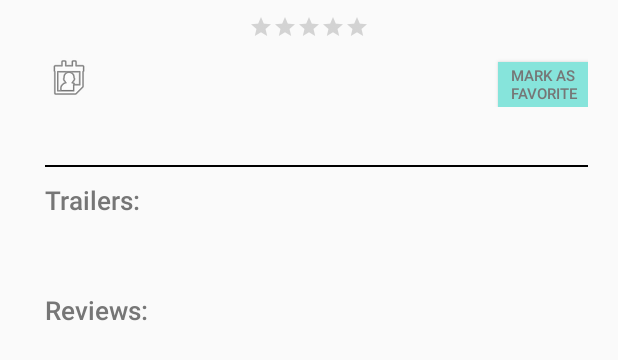
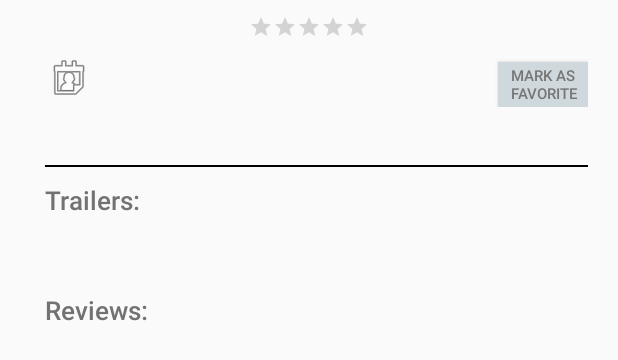
Before and after one commit to jenalgit/Popular-Movies-2, an Android app: the layout movie_detail.xml on its own in the app's theme, with its tools: preview values and no code run, on a phone screen of 412 x 824 dp. Shown: the top 360 px of the screen. Run offline under Robolectric (Android 15) with nearby library versions, the phone set to English and light mode, and no system bars.

Commit message:
change colors

```diff
--- a/app/src/main/res/layout-sw600dp-land/movie_detail.xml
+++ b/app/src/main/res/layout-sw600dp-land/movie_detail.xml
@@ -56,8 +56,8 @@
             android:layout_width="60dp"
             android:layout_height="30dp"
             android:text="@string/label_text_button_favorite"
-            android:background="#86E4DB"
-            android:textColor="#767676"
+            android:background="@color/favorite_not_selected"
+            android:textColor="@color/secondary_text"
             android:textSize="10dp"
             android:layout_marginTop="15dp"
             android:layout_row="0"
@@ -74,7 +74,7 @@
         android:layout_width="wrap_content"
         android:textSize="13dp"
         android:textStyle="bold"
-        android:textColor="#767676"
+        android:textColor="@color/secondary_text"
         android:layout_marginTop="10dp"
         android:layout_marginLeft="30dp"
         android:layout_marginRight="20dp" />
@@ -96,7 +96,7 @@
         android:textSize="17dp"
         android:text="@string/label_text_view_trailers"
         android:textStyle="bold"
-        android:textColor="#767676"
+        android:textColor="@color/secondary_text"
         android:layout_marginTop="10dp"
         android:layout_marginLeft="30dp"
         android:layout_marginRight="20dp" />
@@ -135,7 +135,7 @@
             android:textSize="17dp"
             android:text="@string/label_text_view_reviews"
             android:textStyle="bold"
-            android:textColor="#767676"
+            android:textColor="@color/secondary_text"
             android:layout_marginTop="10dp"
             android:layout_marginLeft="30dp"
             android:layout_marginRight="20dp" />
--- a/app/src/main/res/layout/movie_detail.xml
+++ b/app/src/main/res/layout/movie_detail.xml
@@ -54,8 +54,8 @@
             android:layout_width="60dp"
             android:layout_height="30dp"
             android:text="@string/label_text_button_favorite"
-            android:background="#86E4DB"
-            android:textColor="#767676"
+            android:background="@color/favorite_not_selected"
+            android:textColor="@color/text_favorite_not_selected"
             android:textSize="10dp"
             android:layout_marginTop="15dp"
             android:layout_row="0"
@@ -74,7 +74,7 @@
         android:layout_width="wrap_content"
         android:textSize="13dp"
         android:textStyle="bold"
-        android:textColor="#767676"
+        android:textColor="@color/secondary_text"
         android:layout_marginTop="10dp"
         android:layout_marginLeft="30dp"
         android:layout_marginRight="20dp" />
@@ -96,7 +96,7 @@
         android:textSize="17dp"
         android:text="@string/label_text_view_trailers"
         android:textStyle="bold"
-        android:textColor="#767676"
+        android:textColor="@color/secondary_text"
         android:layout_marginTop="10dp"
         android:layout_marginLeft="30dp"
         android:layout_marginRight="20dp" />
@@ -135,7 +135,7 @@
             android:textSize="17dp"
             android:text="@string/label_text_view_reviews"
             android:textStyle="bold"
-            android:textColor="#767676"
+            android:textColor="@color/secondary_text"
             android:layout_marginTop="10dp"
             android:layout_marginLeft="30dp"
             android:layout_marginRight="20dp" />
--- a/app/src/main/res/values/color.xml
+++ b/app/src/main/res/values/color.xml
@@ -7,19 +7,19 @@
     <color name="black">#000000</color>
 
 
-    <color name="primary">#009688</color>  <!-- 500 -->
-    <color name="primary_dark">#00796B</color>  <!-- 700 -->
-    <color name="primary_light">#B2DFDB</color> <!-- 100 -->
-    <color name="accent">#64FFDA</color>
+    <color name="primary">#E65100</color>  <!-- 500 -->
+    <color name="primary_dark">#EF6C00</color>  <!-- 700 -->
+    <color name="primary_light">#FB8C00</color> <!-- 100 -->
+    <color name="accent">#FF9800</color>
     <color name="primary_text">#212121</color>
     <color name="secondary_text">#727272</color>
 
-    <color name="starFullySelected">#FF2A21</color>
-    <color name="starPartiallySelected">#FF2A21</color>
-    <color name="starNotSelected">#00796B</color>
+    <color name="starFullySelected">#FFA726</color>
+    <color name="starPartiallySelected">#FFB74D</color>
+    <color name="starNotSelected">#9E9E9E</color>
 
-    <color name="favorite_not_selected">#64FFDA</color>
+    <color name="favorite_not_selected">#CFD8DC</color>
     <color name="favorite_selected">#FF2A21</color>
     <color name="text_favorite_not_selected">#767676</color>
-    <color name="text_favorite_selected">#FFFFFF</color>
+    <color name="text_favorite_selected">#ECEFF1</color>
 </resources>
```
Also changed, not shown: 1 other file.
